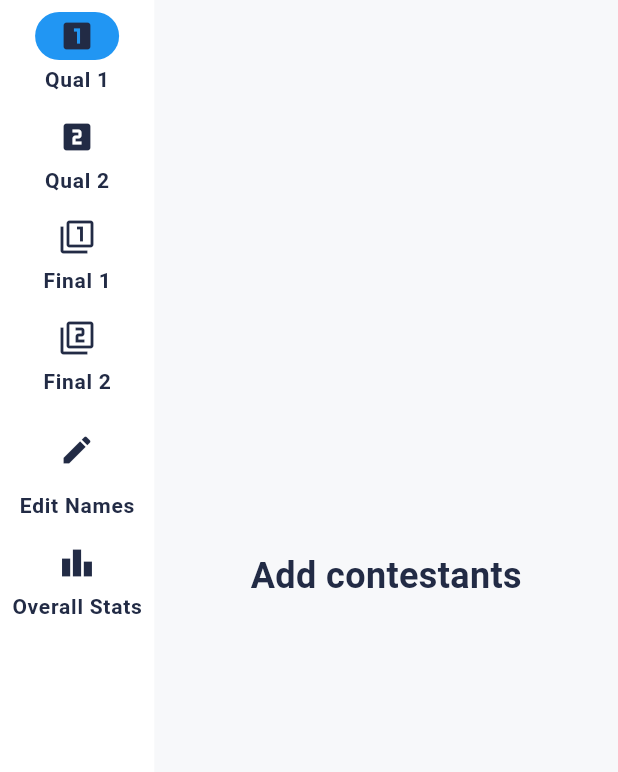
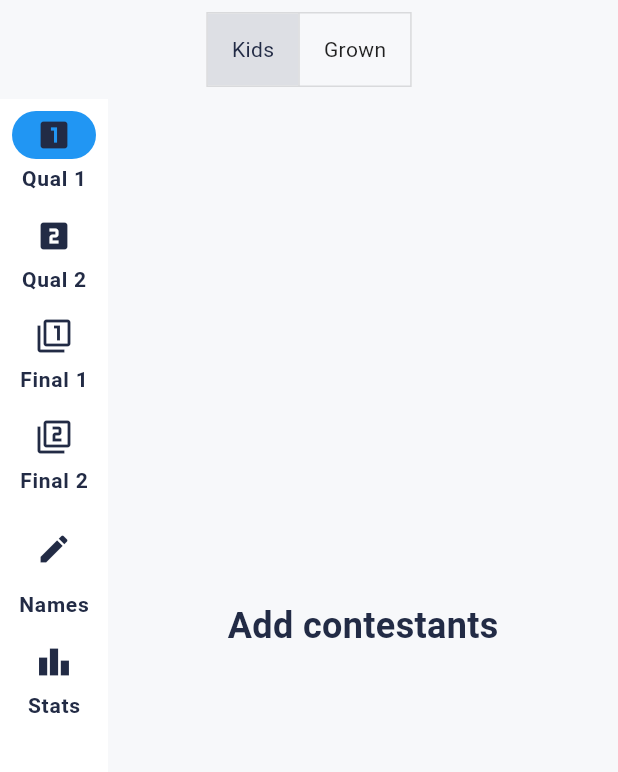
Before and after one commit to TH3K1B1/judgeapp, a Flutter app: the screen it shows after launch, on a phone screen of 412 x 824 dp, the part 84-856 px from its top. Run offline on Flutter 3.47's test engine with Material 3 defaults, Android fonts, the phone set to English and light mode, and no system bars.

Commit message:
switch kids/grown

```diff
--- a/lib/widgets/judge_home_page.dart
+++ b/lib/widgets/judge_home_page.dart
@@ -13,18 +13,43 @@ class JudgeHomePage extends StatefulWidget {
 }
 
 class _JudgeHomePageState extends State<JudgeHomePage> {
+  Widget _buildContestSwitcher() {
+    return Padding(
+      padding: const EdgeInsets.all(8.0),
+      child: ToggleButtons(
+        isSelected: [selectedContest == 'Kids', selectedContest == 'Grown'],
+        onPressed: (idx) {
+          setState(() {
+            selectedContest = idx == 0 ? 'Kids' : 'Grown';
+          });
+        },
+        children: const [
+          Padding(
+            padding: EdgeInsets.symmetric(horizontal: 16.0),
+            child: Text('Kids'),
+          ),
+          Padding(
+            padding: EdgeInsets.symmetric(horizontal: 16.0),
+            child: Text('Grown'),
+          ),
+        ],
+      ),
+    );
+  }
   void _openOverallStatsPage() {
-    // Build stats from current state
-    final List<ContestantStats> stats = contestantNames.entries.map((entry) {
+    // Build stats from current contest
+    final contestContestantNames = contestantNames[selectedContest] ?? {};
+    final contestScores = scores[selectedContest] ?? {};
+    final List<ContestantStats> stats = contestContestantNames.entries.map((entry) {
+      final letter = entry.key;
       final name = entry.value;
-      final letter = entry.key;
       double qual1 = 0.0;
       double qual2 = 0.0;
-      if (scores[letter] != null) {
-        final qual1Scores = scores[letter]?[RunType.qual1] ?? {};
-        final qual2Scores = scores[letter]?[RunType.qual2] ?? {};
-        qual1 = qual1Scores.values.fold(0.0, (a, b) => a + b);
-        qual2 = qual2Scores.values.fold(0.0, (a, b) => a + b);
+      if (contestScores[letter] != null) {
+        final qual1Scores = contestScores[letter]?[RunType.qual1] ?? {};
+        final qual2Scores = contestScores[letter]?[RunType.qual2] ?? {};
+        qual1 = (qual1Scores.values).fold(0.0, (a, b) => a + b);
+        qual2 = (qual2Scores.values).fold(0.0, (a, b) => a + b);
       }
       return ContestantStats(name: name, qualification1: qual1, qualification2: qual2);
     }).toList();
@@ -34,26 +59,23 @@ class _JudgeHomePageState extends State<JudgeHomePage> {
       builder: (context) => OverallStatsPage(stats: stats, cutIndex: cutIndex),
     ));
   }
+  String selectedContest = 'Kids'; // 'Kids' or 'Grown'
   List<String> letters = [];
   bool drawingMode = false;
   bool eraserMode = false;
   RunType currentRun = RunType.qual1;
   bool showEditNames = false;
-  Map<String, String> contestantNames = {};
-  final Map<String, Map<RunType, Map<String, double>>> scores = {
-    for (var letter in ['A', 'B', 'C', 'D'])
-      letter: {
-        for (var run in RunType.values)
-          run: {
-            for (var cat in ['Level', 'Creativity', 'Style', 'Stay On']) cat: 0.0,
-          },
-      },
+  Map<String, Map<String, String>> contestantNames = {
+    'Kids': {},
+    'Grown': {},
   };
-  final Map<String, Map<RunType, List<Stroke>>> drawings = {
-    for (var letter in ['A', 'B', 'C', 'D'])
-      letter: {
-        for (var run in RunType.values) run: <Stroke>[],
-      },
+  Map<String, Map<String, Map<RunType, Map<String, double>>>> scores = {
+    'Kids': {},
+    'Grown': {},
+  };
+  Map<String, Map<String, Map<RunType, List<Stroke>>>> drawings = {
+    'Kids': {},
+    'Grown': {},
   };
   final PageController _pageController = PageController();
   bool _isEditingNames = false;
@@ -73,15 +95,15 @@ class _JudgeHomePageState extends State<JudgeHomePage> {
   void loadContestants() {
     // Simulate loading contestants, e.g. from local storage or backend
     // For now, just check if contestantNames is empty
-    if (contestantNames.isEmpty) {
+    if ((contestantNames[selectedContest] ?? {}).isEmpty) {
       letters = [];
     } else {
-      letters = contestantNames.keys.toList();
+      letters = contestantNames[selectedContest]!.keys.toList();
     }
   }
 
   void updateContestants(Map<String, String> updatedNames) {
-    contestantNames = updatedNames;
+    contestantNames[selectedContest] = updatedNames;
     loadContestants();
     setState(() {
       showEditNames = false;
@@ -93,7 +115,7 @@ class _JudgeHomePageState extends State<JudgeHomePage> {
       context,
       MaterialPageRoute(
         builder: (context) => ContestantNamesPage(
-          contestantNames: contestantNames,
+          contestantNames: contestantNames[selectedContest] ?? {},
           onSave: updateContestants,
         ),
       ),
@@ -107,8 +129,11 @@ class _JudgeHomePageState extends State<JudgeHomePage> {
 
   @override
   Widget build(BuildContext context) {
+    final contestContestantNames = contestantNames[selectedContest];
+    final contestScores = scores[selectedContest];
+    final contestDrawings = drawings[selectedContest];
     return Scaffold(
-      resizeToAvoidBottomInset: true, // Adjust layout when keyboard is shown
+      resizeToAvoidBottomInset: true,
       backgroundColor: const Color(0xFFF7F8FA),
       appBar: AppBar(
         elevation: 0,
@@ -143,9 +168,12 @@ class _JudgeHomePageState extends State<JudgeHomePage> {
             onPressed: () {
               if (drawingMode) {
                 final pageIdx = _pageController.hasClients ? _pageController.page?.toInt() ?? 0 : 0;
-                if (letters.isNotEmpty && drawings[letters[pageIdx]] != null) {
+                final drawingMap = (contestDrawings != null && letters.isNotEmpty)
+                    ? contestDrawings[letters[pageIdx]]
+                    : null;
+                if (drawingMap != null) {
                   setState(() {
-                    drawings[letters[pageIdx]]![currentRun] = [];
+                    drawingMap[currentRun] = [];
                   });
                 }
               }
@@ -153,7 +181,11 @@ class _JudgeHomePageState extends State<JudgeHomePage> {
           ),
         ],
       ),
-      body: Row(
+      body: Column(
+        children: [
+          _buildContestSwitcher(),
+          Expanded(
+            child: Row(
               children: [
                 JudgeSidebar(
                   currentRun: currentRun,
@@ -165,7 +197,7 @@ class _JudgeHomePageState extends State<JudgeHomePage> {
                   },
                 ),
                 Expanded(
-            child: letters.isEmpty
+                  child: (contestContestantNames?.isEmpty ?? true)
                       ? Center(
                           child: Text(
                             'Add contestants',
@@ -175,13 +207,16 @@ class _JudgeHomePageState extends State<JudgeHomePage> {
                       : JudgeContent(
                           showEditNames: false,
                           letters: letters,
-                    contestantNames: contestantNames,
-                    scores: scores,
-                    drawings: drawings,
+                          contestantNames: contestContestantNames ?? {},
+                          scores: contestScores ?? {},
+                          drawings: contestDrawings ?? {},
                           drawingMode: drawingMode,
                           currentRun: currentRun,
                           pageController: _pageController,
                           onContestantNamesSave: updateContestants,
+                        ),
+                ),
+              ],
             ),
           ),
         ],
@@ -205,7 +240,7 @@ class JudgeSidebar extends StatelessWidget {
   @override
   Widget build(BuildContext context) {
       return NavigationRail(
-        minWidth: 36,
+    minWidth: 24,
         groupAlignment: -1.0, // Align buttons to the top
         selectedIndex: currentRun.index,
         onDestinationSelected: (idx) {
@@ -256,11 +291,11 @@ class JudgeSidebar extends StatelessWidget {
           NavigationRailDestination(
             icon: IconButton(
               icon: const Icon(Icons.edit, color: Color(0xFF222B45)),
-              tooltip: 'Edit Names',
+              tooltip: 'Names',
               onPressed: onEditNamesPressed,
             ),
             label: const Text(
-              'Edit Names',
+              'Names',
               style: TextStyle(
                   fontSize: 14,
                   color: Color(0xFF222B45),
@@ -269,7 +304,7 @@ class JudgeSidebar extends StatelessWidget {
           ),
           const NavigationRailDestination(
             icon: Icon(Icons.leaderboard, color: Color(0xFF222B45)),
-            label: Text('Overall Stats',
+            label: Text('Stats',
                 style: TextStyle(
                     fontSize: 14,
                     color: Color(0xFF222B45),
@@ -399,7 +434,7 @@ class JudgeContent extends StatelessWidget {
                               Padding(
                                 padding: const EdgeInsets.symmetric(vertical: 8.0, horizontal: 4.0),
                                 child: DropdownButton<int>(
-                                  value: (scores[letter]![run]![cat]?.toInt() ?? 1).clamp(1, 10),
+                                  value: (scores[letter]?[run]?[cat]?.toInt() ?? 1).clamp(1, 10),
                                   items: List.generate(10, (index) => index + 1)
                                       .map((value) => DropdownMenuItem<int>(
                                             value: value,
@@ -411,6 +446,8 @@ class JudgeContent extends StatelessWidget {
                                       .toList(),
                                   onChanged: run == currentRun
                                       ? (val) {
+                                          scores[letter] ??= {};
+                                          scores[letter]![run] ??= {};
                                           scores[letter]![run]![cat] = (val ?? 0).toDouble();
                                           setState(() {});
                                         }
@@ -426,11 +463,13 @@ class JudgeContent extends StatelessWidget {
               Expanded(
                 flex: 1,
                 child: _DrawingArea(
-                  strokes: drawings[letter]![currentRun] ?? [],
+                  strokes: drawings[letter]?[currentRun] ?? [],
                   onStrokeUpdate: (newStrokes) {
+                    drawings[letter] ??= {};
                     drawings[letter]![currentRun] = newStrokes;
                   },
                   onClear: () {
+                    drawings[letter] ??= {};
                     drawings[letter]![currentRun] = [];
                   },
                   drawingMode: drawingMode,
```
Lines whose indentation alone changed are shown as unchanged.
